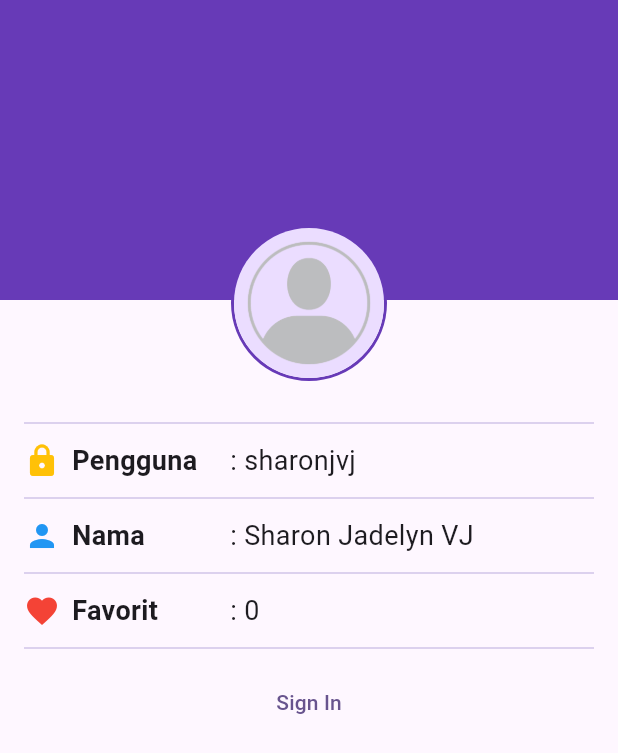
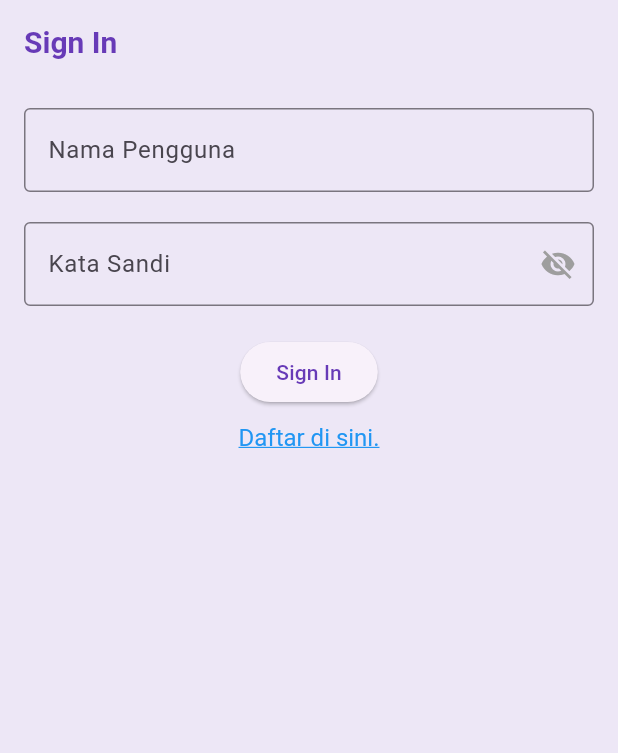
Before and after one commit to 2024-2025-Gasal-PABI-SI5A/project-wisata-candi-sharonjvj, a Flutter app: the screen it shows after launch, on a phone screen of 412 x 824 dp. Shown: the top 753 px of the screen. Run offline on Flutter 3.47's test engine with Material 3 defaults, Android fonts, the phone set to English and light mode, and no system bars.

Commit message:
Finish Part 4

```diff
--- a/wisata_candi/lib/main.dart
+++ b/wisata_candi/lib/main.dart
@@ -1,7 +1,8 @@
 import 'package:flutter/material.dart';
 // import 'package:project_wisata_candi/data/candi_data.dart';
 // import 'package:project_wisata_candi/screens/detail_screen.dart';
-import 'package:project_wisata_candi/screens/profile_screen.dart';
+// import 'package:project_wisata_candi/screens/profile_screen.dart';
+import 'package:project_wisata_candi/screens/signin_screen.dart';
 
 void main() {
   runApp(const MainApp());
@@ -15,10 +16,23 @@
     return MaterialApp(
       title: 'Wisata Candi',
       theme: ThemeData(
-          colorScheme: ColorScheme.fromSeed(seedColor: Colors.deepPurple),
+          appBarTheme: const AppBarTheme(
+            iconTheme: IconThemeData(color: Colors.deepPurple),
+            titleTextStyle: TextStyle(
+                color: Colors.deepPurple,
+                fontSize: 20,
+                fontWeight: FontWeight.bold),
+          ),
+          colorScheme:
+              ColorScheme.fromSeed(seedColor: Colors.deepPurple).copyWith(
+            primary: Colors.deepPurple,
+            surface: Colors.deepPurple[50],
+          ),
           useMaterial3: true),
+
       // home: DetailScreen(candi: candiList[0]),
-      home: const ProfileScreen(),
+      // home: const ProfileScreen(),
+      home: SignInScreen(),
     );
   }
 }
--- /dev/null
+++ b/wisata_candi/lib/screens/signin_screen.dart
@@ -0,0 +1,113 @@
+import 'package:flutter/material.dart';
+import 'package:flutter/gestures.dart';
+
+class SignInScreen extends StatefulWidget {
+  const SignInScreen({super.key});
+
+  @override
+  State<SignInScreen> createState() => _SignInScreenState();
+}
+
+class _SignInScreenState extends State<SignInScreen> {
+  //TODO: DEKLARASIKAN VARIABEL
+  final TextEditingController _usernameController = TextEditingController();
+
+  final TextEditingController _passwordController = TextEditingController();
+
+  final String _errorText = '';
+
+  bool _isSignIn = false;
+
+  bool _obscurePassword = true;
+
+  @override
+  Widget build(BuildContext context) {
+    return Scaffold(
+      //TODO: PASANG APPBAR
+      appBar: AppBar(
+        title: const Text('Sign In'),
+      ),
+
+      //TODO: PASANG BODY
+      body: SingleChildScrollView(
+        child: Center(
+          child: Padding(
+            padding: const EdgeInsets.all(16),
+            child: Form(
+                child: Column(
+              //TODO: ATUR MAINAXISALIGNMENT DAN CROSSAXISALIGNMENT
+              mainAxisAlignment: MainAxisAlignment.center,
+              crossAxisAlignment: CrossAxisAlignment.center,
+              children: [
+                //TODO: BUAT TEXTFORMFIELD UTK NAMA PENGGUNA
+                TextFormField(
+                  controller: _usernameController,
+                  decoration: const InputDecoration(
+                    labelText: 'Nama Pengguna',
+                    hintText: 'Masukkan nama pengguna',
+                    border: OutlineInputBorder(),
+                  ),
+                ),
+
+                //TODO: BUAT TEXTPFORMFIELD UTK KATA SANDI
+                const SizedBox(
+                  height: 20,
+                ),
+                TextFormField(
+                  controller: _passwordController,
+                  decoration: InputDecoration(
+                    labelText: 'Kata Sandi',
+                    hintText: 'Masukkan kata sandi',
+                    border: const OutlineInputBorder(),
+                    errorText: _errorText.isNotEmpty ? _errorText : null,
+                    suffixIcon: IconButton(
+                      onPressed: () {
+                        setState(() {
+                          _obscurePassword = !_obscurePassword;
+                        });
+                      },
+                      icon: Icon(
+                        _obscurePassword
+                            ? Icons.visibility_off
+                            : Icons.visibility,
+                        color: Colors.grey,
+                      ),
+                    ),
+                  ),
+                  obscureText: _obscurePassword,
+                ),
+                //TODO: BUAT ELEVATED BUTTON UNTUK SIGN IN
+                const SizedBox(
+                  height: 20,
+                ),
+                ElevatedButton(
+                  onPressed: () {},
+                  child: const Text('Sign In'),
+                ),
+                //TODO: BUAT ELEVATED BUTTON UNTUK SIGN UP
+                const SizedBox(
+                  height: 10,
+                ),
+                // ElevatedButton(
+                //   onPressed: () {},
+                //   child: const Text('Belum punya akun? Daftar di sini.'),
+                // ),
+                RichText(
+                  text: TextSpan(
+                    text: 'Daftar di sini.',
+                    style: const TextStyle(
+                      fontSize: 16,
+                      color: Colors.blue,
+                      decoration: TextDecoration.underline,
+                    ),
+                    recognizer: TapGestureRecognizer()..onTap = () {},
+                  ),
+                ),
+              ],
+            )),
+          ),
+        ),
+      ),
+    );
+  }
+}
```
